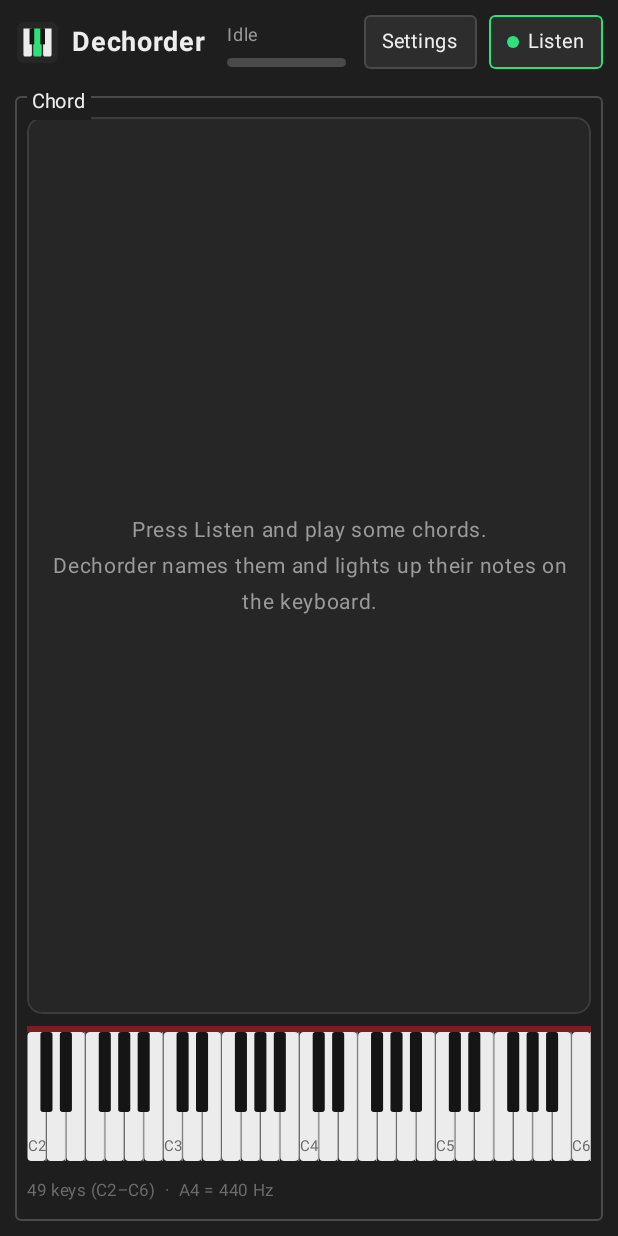
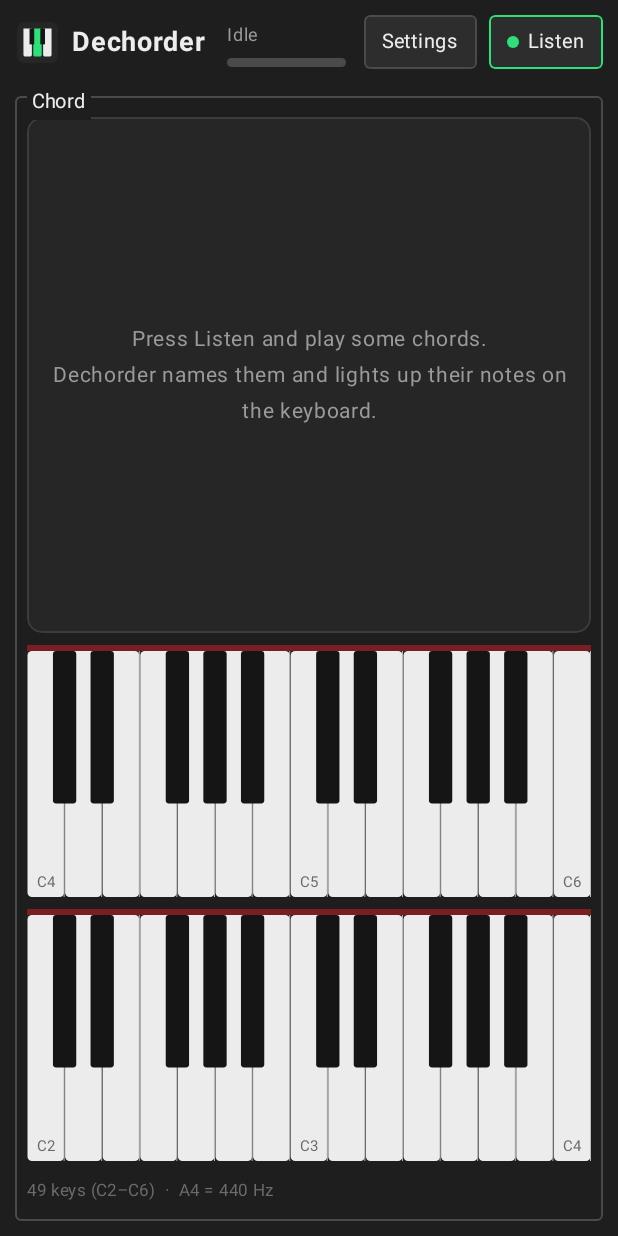
Before and after one commit to Airflame/dechorder, an Android app built with Jetpack Compose: the screen it shows after launch (MainActivity), on a phone screen of 412 x 824 dp. Run offline under Robolectric (Android 15) with nearby library versions, the phone set to English and light mode, and no system bars.

Commit message:
Mobile UI improvements

```diff
--- a/composeApp/src/commonMain/kotlin/app/dechorder/ui/App.kt
+++ b/composeApp/src/commonMain/kotlin/app/dechorder/ui/App.kt
@@ -35,7 +35,6 @@ import androidx.compose.ui.Modifier
 import androidx.compose.ui.draw.clip
 import androidx.compose.ui.text.font.FontWeight
 import androidx.compose.ui.text.style.TextOverflow
-import androidx.compose.ui.unit.Dp
 import androidx.compose.ui.unit.dp
 import androidx.compose.ui.unit.sp
 import app.dechorder.engine.LiveListener
@@ -71,7 +70,7 @@ fun DechorderApp(platform: Platform) {
                 }
                 if (wide) {
                     Row(Modifier.fillMaxSize(), horizontalArrangement = Arrangement.spacedBy(10.dp)) {
-                        Main(state, settings, range, compact = false, onListen = listener::toggle,
+                        Main(state, settings, range, compact = false, twoRows = false, onListen = listener::toggle,
                             settingsButton = null, modifier = Modifier.weight(1f).fillMaxHeight())
                         GroupBox("Settings", Modifier.width(340.dp).fillMaxHeight()) {
                             SettingsPanel(platform, settings, state, Modifier.fillMaxSize())
@@ -87,7 +86,8 @@ fun DechorderApp(platform: Platform) {
                         SettingsPanel(platform, settings, state, Modifier.fillMaxSize())
                     }
                 } else {
-                    Main(state, settings, range, compact = true, onListen = listener::toggle,
+                    // Portrait phone: the keyboard in two rows, so the keys are twice as wide.
+                    Main(state, settings, range, compact = true, twoRows = maxHeight > maxWidth, onListen = listener::toggle,
                         settingsButton = { showSettings = true }, modifier = Modifier.fillMaxSize())
                 }
             }
@@ -101,22 +101,41 @@ private fun Main(
     settings: AppSettings,
     range: KeyboardRange,
     compact: Boolean,
+    twoRows: Boolean,
     onListen: () -> Unit,
     settingsButton: (() -> Unit)?,
     modifier: Modifier,
 ) {
     Column(modifier, verticalArrangement = Arrangement.spacedBy(10.dp)) {
         Header(state, onListen, settingsButton)
-        GroupBox("Chord", Modifier.fillMaxWidth().weight(1f)) {
-            ChordCard(state, compact, Modifier.fillMaxWidth().weight(1f).heightIn(min = 120.dp, max = 260.dp))
-            BoxWithConstraints(Modifier.fillMaxWidth()) {
-                // Keys about six times as long as they are wide, like a real piano.
-                val whites = (range.low..range.high).count { !app.dechorder.music.Notes.isBlack(it) }
-                val keyboardHeight: Dp = (maxWidth / whites * 6).coerceIn(90.dp, if (compact) 150.dp else 200.dp)
-                PianoKeyboard(
-                    range.low, range.high, state.notes, settings.showNoteNames,
-                    Modifier.fillMaxWidth().height(keyboardHeight),
-                )
+        val rows = (if (twoRows) splitKeyboard(range.low, range.high) else null)
+            ?.let { (lower, upper) -> listOf(upper, lower) }   // treble above bass
+            ?: listOf(range.low..range.high)
+        val slots = rows.maxOf { whiteCount(it) }
+        val split = rows.size == 2
+        // One keyboard row: the card stops at 260 dp and the keyboard sits right under it, rather than
+        // leaving a tall empty card. Two rows (portrait phone): the card and the keyboard share the
+        // screen half-and-half.
+        GroupBox("Chord", Modifier.fillMaxWidth().weight(1f, fill = split)) {
+            val card = if (split) Modifier.weight(1f)
+            else Modifier.weight(1f, fill = false).heightIn(min = 120.dp, max = 260.dp)
+            ChordCard(state, Modifier.fillMaxWidth().then(card))
+            BoxWithConstraints(Modifier.fillMaxWidth().then(if (split) Modifier.weight(1f) else Modifier)) {
+                // One row: keys about six times as long as they are wide, like a real piano.
+                val singleHeight = (maxWidth / slots * 6).coerceIn(90.dp, if (compact) 150.dp else 200.dp)
+                Column(if (split) Modifier.fillMaxSize() else Modifier, verticalArrangement = Arrangement.spacedBy(8.dp)) {
+                    val rowHeight = if (split) Modifier.weight(1f) else Modifier.height(singleHeight)
+                    for (row in rows) {
+                        // A shorter row is extended to the same length (the bass row then also shows the
+                        // first key or two of the treble row), so both rows end in line.
+                        val shown = extendKeyboard(row, slots)
+                        PianoKeyboard(
+                            shown.first, shown.last, state.notes, settings.showNoteNames,
+                            Modifier.fillMaxWidth().then(rowHeight),
+                            slots = slots, fullLow = range.low, fullHigh = range.high,
+                        )
+                    }
+                }
             }
             Text(
                 "${range.label}  ·  A4 = ${settings.a4} Hz",
--- a/composeApp/src/commonMain/kotlin/app/dechorder/ui/PianoKeyboard.kt
+++ b/composeApp/src/commonMain/kotlin/app/dechorder/ui/PianoKeyboard.kt
@@ -22,6 +22,10 @@ import app.dechorder.music.Notes
 /**
  * A piano keyboard from [low] to [high] (MIDI numbers, both white keys) whose keys light up for the
  * notes sounding. Brighter means louder; the lowest note (the bass) is marked with a dot.
+ *
+ * When the keyboard is shown in several rows, [slots] is the number of white keys the widest row has
+ * (so all rows have keys of the same size, left-aligned) and [fullLow]..[fullHigh] is the range of
+ * all rows together: only notes outside it get an arrow.
  */
 @Composable
 fun PianoKeyboard(
@@ -30,6 +34,9 @@ fun PianoKeyboard(
     notes: List<ActiveNote>,
     showNames: Boolean,
     modifier: Modifier = Modifier,
+    slots: Int = 0,
+    fullLow: Int = low,
+    fullHigh: Int = high,
 ) {
     val measurer = rememberTextMeasurer()
     Canvas(modifier) {
@@ -39,7 +46,7 @@ fun PianoKeyboard(
         if (whites.isEmpty()) return@Canvas
         val felt = 4.dp.toPx()
         val top = felt
-        val whiteW = size.width / whites.size
+        val whiteW = size.width / maxOf(slots, whites.size)
         val whiteH = size.height - top
         val blackW = whiteW * 0.62f
         val blackH = whiteH * 0.62f
@@ -80,8 +87,8 @@ fun PianoKeyboard(
         }
 
         // Notes beyond the keys shown: an arrow at that end.
-        if (notes.any { it.midi < low }) arrow(left = true, top, whiteH)
-        if (notes.any { it.midi > high }) arrow(left = false, top, whiteH)
+        if (low == fullLow && notes.any { it.midi < fullLow }) arrow(left = true, top, whiteH)
+        if (high == fullHigh && notes.any { it.midi > fullHigh }) arrow(left = false, top, whiteH)
     }
 }
 
@@ -114,3 +121,30 @@ private fun DrawScope.arrow(left: Boolean, top: Float, height: Float) {
     }
     drawPath(path, Palette.Accent)
 }
+
+/**
+ * Splits [low]..[high] into a lower and an upper half for a two-row keyboard. The cut falls after a B or
+ * an E (no black key between the halves), as close to the middle as possible. Null if the range is too small.
+ */
+fun splitKeyboard(low: Int, high: Int): Pair<IntRange, IntRange>? {
+    val whites = (low..high).filter { !Notes.isBlack(it) }
+    val middle = (whites.size - 1) / 2.0
+    val cut = whites.indices
+        .filter { it in 2 until whites.size - 3 && Notes.pc(whites[it]) in setOf(4, 11) }
+        .minByOrNull { kotlin.math.abs(it - middle) + if (Notes.pc(whites[it]) == 11) 0.0 else 0.5 }
+        ?: return null
+    return whites.first()..whites[cut] to whites[cut + 1]..whites.last()
+}
+
+fun whiteCount(range: IntRange): Int = range.count { !Notes.isBlack(it) }
+
+/** Extends [range] upwards (downwards at the top of the MIDI range) until it has [whites] white keys. */
+fun extendKeyboard(range: IntRange, whites: Int): IntRange {
+    var low = range.first
+    var high = range.last
+    while (whiteCount(low..high) < whites) {
+        if (high < 108) { high++; while (Notes.isBlack(high)) high++ }
+        else { low--; while (Notes.isBlack(low)) low-- }
+    }
+    return low..high
+}
```
Also changed, not shown: composeApp/src/commonMain/kotlin/app/dechorder/ui/ChordCard.kt (+44 -10 lines), 2 other files.
